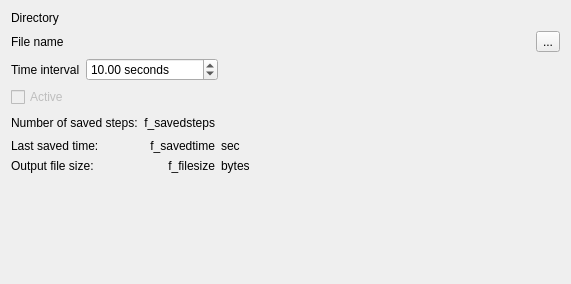
Qt form src/saveprogress.ui (hobrasoft/simul6) before a commit.
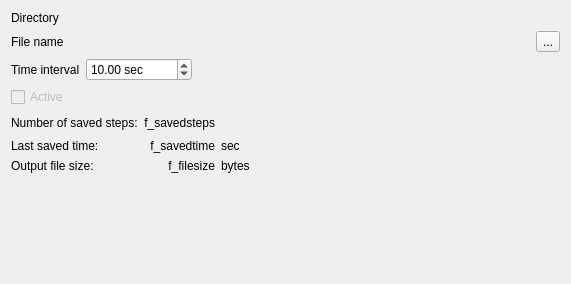
The same form after that commit.

Patch:
```diff
--- a/src/saveprogress.ui
+++ b/src/saveprogress.ui
@@ -168,7 +168,7 @@
       <item row="2" column="1">
        <widget class="QDoubleSpinBox" name="f_interval">
         <property name="suffix">
-         <string> seconds</string>
+         <string> sec</string>
         </property>
         <property name="minimum">
          <double>1.000000000000000</double>
```
